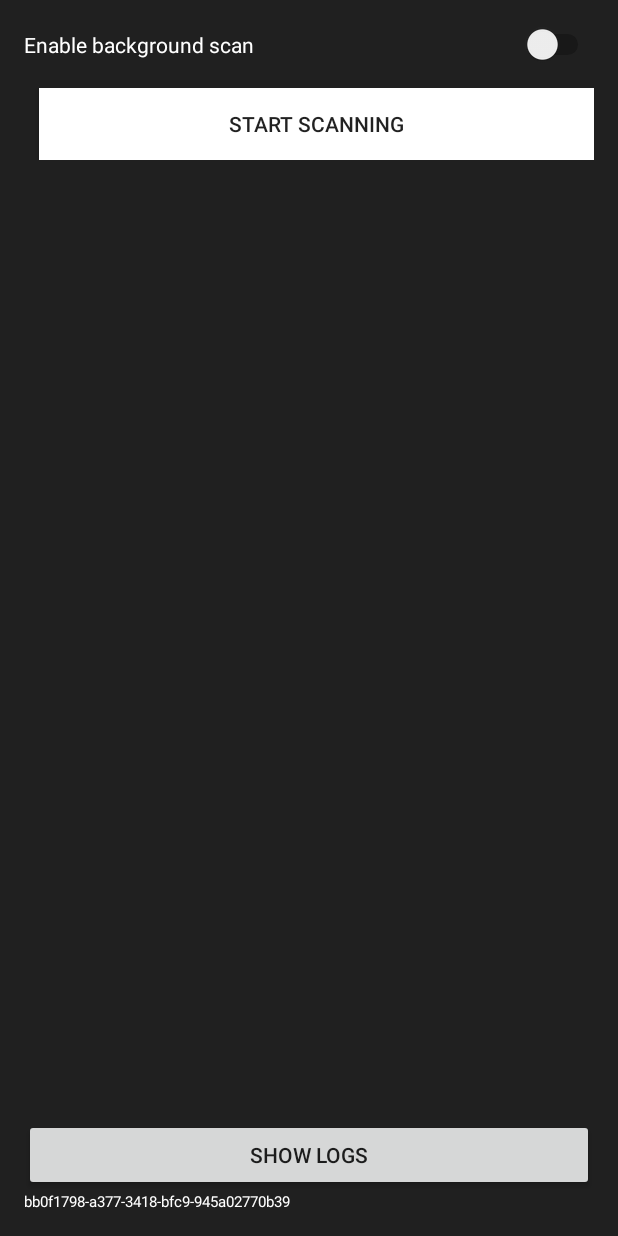
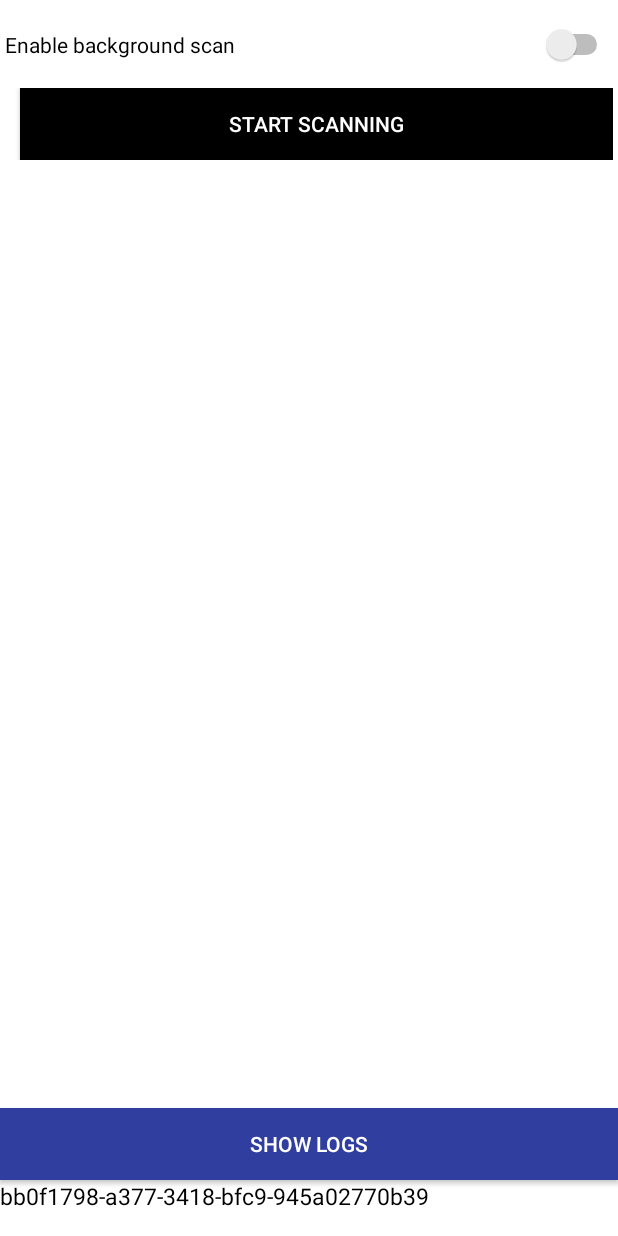
Before and after one commit to mihaics/centria_ruuvitag_scanner, an Android app: the screen it shows after launch (RuuvitagScannerActivity), on a phone screen of 412 x 824 dp. Run offline under Robolectric (Android 15) with nearby library versions, the phone set to English and light mode, and no system bars; libraries missing offline, so code that uses them is left out: com.jjoe64.graphview, com.loopj.android, cz.msebera.android, io.nlopez.smartlocation, org.altbeacon.beacon and 1 more; 24 statements that could not run were skipped.

Commit message:
New version, with more contrast in colors, larger texts and maybe some bugs fixed

```diff
--- a/app/build.gradle
+++ b/app/build.gradle
@@ -7,8 +7,8 @@ android {
         applicationId "fi.centria.ruuvitag"
         minSdkVersion 17
         targetSdkVersion 24
-        versionCode 1
-        versionName "1.0"
+        versionCode 100100
+        versionName "1.1"
         testInstrumentationRunner "android.support.test.runner.AndroidJUnitRunner"
     }
     buildTypes {
--- a/app/src/main/java/fi/centria/ruuvitag/activity/RuuviTagDataView.java
+++ b/app/src/main/java/fi/centria/ruuvitag/activity/RuuviTagDataView.java
@@ -31,7 +31,7 @@ public class RuuviTagDataView extends LinearLayout {
     public static final int PRESSURE = 3;
     private TextView mViewTitle;
 
-    public static  int KMaxX = 60*2; //THIS IS THE MAX LOGGING WINDOW SIZE IN MINUTES
+    public static  int KMaxX = 60*4; //THIS IS THE MAX LOGGING WINDOW SIZE IN MINUTES
     public ArrayList<Date> xIndex = new ArrayList<Date>();
 
     HashMap<String,LineGraphSeries<DataPoint>> allSeries;
@@ -144,6 +144,7 @@ public class RuuviTagDataView extends LinearLayout {
 
     public void update(Date time, DataSnapshot data)
     {
+
         double value =  0;
 
 
@@ -180,7 +181,7 @@ public class RuuviTagDataView extends LinearLayout {
                 LineGraphSeries<DataPoint> dps = new LineGraphSeries<DataPoint>();
                 allSeries.put(devId, dps);
                 allSeries.get(devId).appendData(new DataPoint(newX, value), false, KMaxX);
-                allSeries.get(devId).setThickness(2);
+                allSeries.get(devId).setThickness(3);
                 allSeries.get(devId).setColor(data.objects.get(i).getColor());
 
                 allSeries.get(devId).setTitle("" + data.objects.get(i).getLastData().getPressure());
--- a/app/src/main/java/fi/centria/ruuvitag/activity/RuuvitagScannerActivity.java
+++ b/app/src/main/java/fi/centria/ruuvitag/activity/RuuvitagScannerActivity.java
@@ -85,7 +85,7 @@ public class RuuvitagScannerActivity extends FragmentActivity implements BeaconC
     private BeaconsListAdapter beaconsAdapter;
     private Intent myServiceIntent;
 
-    public static final int RUN_INTERVAL_MS = 10*1000; // THIS IS THE INTERVAL FOR LOGGER TO RUN
+    public static final int RUN_INTERVAL_MS = 60*1000; // THIS IS THE INTERVAL FOR LOGGER TO RUN
     private Handler mHandler = new Handler();
     private Timer mTimer = null;
     ArrayList<Pair<Date,DataSnapshot>> historicalData;
@@ -114,17 +114,19 @@ public class RuuvitagScannerActivity extends FragmentActivity implements BeaconC
                 public void run()
                 {
 
-                    Date now = GregorianCalendar.getInstance().getTime();
+                    try {
+                        Date now = GregorianCalendar.getInstance().getTime();
 
-                    DataSnapshot snapShot = new DataSnapshot();
-                    snapShot.objects = beaconsInRange;
-                    snapShot.time = System.currentTimeMillis();
+                        DataSnapshot snapShot = new DataSnapshot();
+                        snapShot.objects = beaconsInRange;
+                        snapShot.time = System.currentTimeMillis();
 
-                    historicalData.add(new Pair<Date, DataSnapshot>(now,snapShot));
+                        historicalData.add(new Pair<Date, DataSnapshot>(now, snapShot));
 
-                    huminidityGraphView.update(now,snapShot);
-                    pressureGraphView.update(now,snapShot);
-                    temperatureGraphView.update(now,snapShot);
+                        huminidityGraphView.update(now, snapShot);
+                        pressureGraphView.update(now, snapShot);
+                        temperatureGraphView.update(now, snapShot);
+                    }catch (Exception e){}
 
                 }
 
--- a/app/src/main/java/fi/centria/ruuvitag/activity/SingleTagDataView.java
+++ b/app/src/main/java/fi/centria/ruuvitag/activity/SingleTagDataView.java
@@ -116,7 +116,7 @@ public class SingleTagDataView extends Fragment implements  UpdatableFragment {
                 gauge.setValue((int) percentage);
                 valueView.setText(String.format("%1.1f",gaugeValue));
 
-                layout.setBackgroundColor(Color.argb(0x20,0x00,0xFF,0x00));
+                //layout.setBackgroundColor(Color.argb(0x20,0x00,0xFF,0x00));
             }
         });
 
--- a/app/src/main/java/fi/centria/ruuvitag/support/ColorsGenerator.java
+++ b/app/src/main/java/fi/centria/ruuvitag/support/ColorsGenerator.java
@@ -8,7 +8,6 @@ public class ColorsGenerator
 {
 
     static int[] barColors = {
-            Color.rgb(93,138,168),
             Color.rgb(227,38,54),
             Color.rgb(255,191,0 ),
             Color.rgb(164,198,57),
--- a/app/src/main/res/layout/activity_scanner.xml
+++ b/app/src/main/res/layout/activity_scanner.xml
@@ -5,8 +5,8 @@
     android:layout_width="match_parent"
     android:layout_height="match_parent"
     android:paddingBottom="@dimen/activity_vertical_margin"
-    android:paddingLeft="@dimen/activity_horizontal_margin"
-    android:paddingRight="@dimen/activity_horizontal_margin"
+    android:paddingLeft="0dp"
+    android:paddingRight="0dp"
     android:paddingTop="@dimen/activity_vertical_margin"
     android:background="@color/main_view_background">
 
@@ -28,6 +28,8 @@
         android:layout_height="wrap_content"
         android:layout_alignParentLeft="true"
         android:layout_alignParentTop="true"
+        android:paddingLeft="3dp"
+        android:paddingRight="3dp"
         android:layout_marginBottom="5dp">
 
         <Switch
@@ -36,7 +38,7 @@
             android:layout_height="wrap_content"
             android:id="@+id/switchBackgrounState"
             android:layout_weight="1"
-            android:textColor="@color/white"
+            android:textColor="@color/black"
             android:layout_marginBottom="10dp" />
     </LinearLayout>
 
@@ -45,6 +47,8 @@
         android:orientation="horizontal"
         android:layout_width="match_parent"
         android:layout_height="wrap_content"
+        android:paddingLeft="3dp"
+        android:paddingRight="3dp"
         android:layout_below="@+id/layoutBackgroundSetting"
         android:layout_alignParentLeft="true">
 
@@ -59,6 +63,7 @@
 
         <Button
             android:text="Start scanning"
+            android:textColor="@color/white"
             android:layout_width="match_parent"
             android:layout_height="wrap_content"
             android:layout_alignParentBottom="true"
@@ -74,12 +79,15 @@
 
     <Button
         android:text="SHOW LOGS"
+        android:textColor="@color/white"
+        android:background="@color/colorPrimaryDark"
         android:layout_width="match_parent"
         android:layout_height="wrap_content"
         android:id="@id/showLogsbutton"
         android:onClick="onClickshowGraphs"
         android:elevation="0dp"
-
+        android:paddingLeft="3dp"
+        android:paddingRight="3dp"
         android:layout_above="@+id/textViewDeviceId"
         android:layout_alignParentLeft="true" />
 
@@ -89,8 +97,8 @@
         android:layout_height="wrap_content"
         android:layout_alignParentBottom="true"
         android:id="@id/textViewDeviceId"
-        android:textSize="10sp"
-        android:textColor="#ffffff" />
+        android:textSize="15sp"
+        android:textColor="#000000" />
 
     <ScrollView
         android:id="@+id/grapViewsLayout"
@@ -112,7 +120,7 @@
         android:layout_above="@id/showLogsbutton"
         android:layout_width="match_parent"
         android:layout_height="match_parent"
-        android:background="@color/main_view_background"
+        android:background="#ffffff"
         android:visibility="gone">
     </android.support.v4.view.ViewPager>
 
--- a/app/src/main/res/layout/view_ruuvitag_data.xml
+++ b/app/src/main/res/layout/view_ruuvitag_data.xml
@@ -10,7 +10,7 @@
             android:layout_height="wrap_content"
             android:gravity="center"
              android:text="0"
-            android:textSize="15dp"
+            android:textSize="17dp"
             android:textColor="@android:color/black"
             android:textStyle="bold"
         android:layout_alignParentLeft="true"
--- a/app/src/main/res/values/colors.xml
+++ b/app/src/main/res/values/colors.xml
@@ -1,14 +1,16 @@
 <?xml version="1.0" encoding="utf-8"?>
 <resources>
-    <color name="colorPrimary">#3F51B5</color>
+    <color name="colorPrimary">#6060FF</color>
     <color name="colorPrimaryDark">#303F9F</color>
-    <color name="colorAccent">#FF4081</color>
-
+    <color name="colorAccent">#3F51B5</color>
+    <color name="itemBackground">#3F51B5</color>
     <color name="graphPrimaryColor">#505050</color>
-    <color name="main_view_background">#202020</color>
-<color name="colorButtonBackground">#ffffff</color>
-<color name="gauge_background">#404040</color>
-    <color name="gauge_stroke">#AAAAAA</color>
+    <color name="main_view_background">#ffffff</color>
+    <color name="colorButtonBackground">#000000</color>
+    <color name="gauge_background">#ffffff</color>
+    <color name="gauge_stroke">#7A9ABE</color>
     <color name="gauge_title_color">#ffffff</color>
     <color name="white">#ffffff</color>
+    <color name="black">#000000</color>
+    <color name="gray">#AAAAAA</color>
 </resources>
```
Also changed, not shown: app/src/main/java/fi/centria/ruuvitag/adapters/BeaconsListAdapter.java (+8 -6 lines), app/src/main/res/layout/listview_item.xml (+51 -35 lines), app/src/main/res/layout/single_tag_view.xml (+4 -3 lines).
